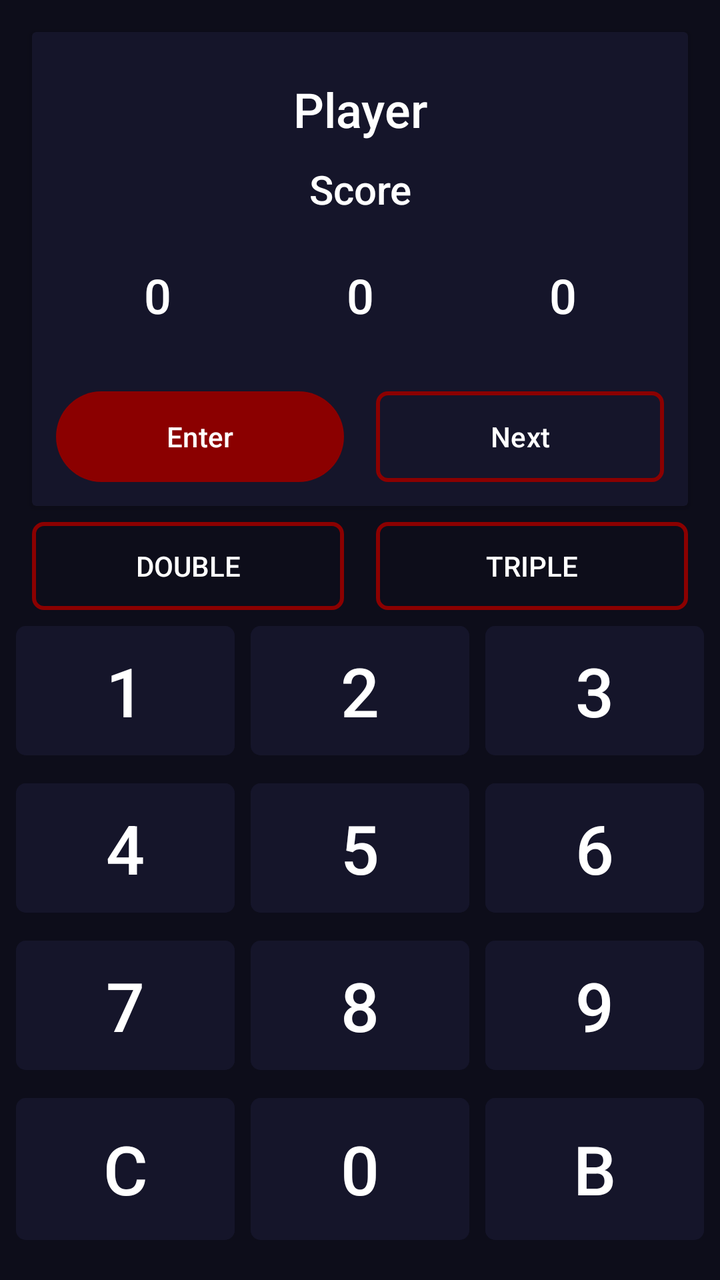
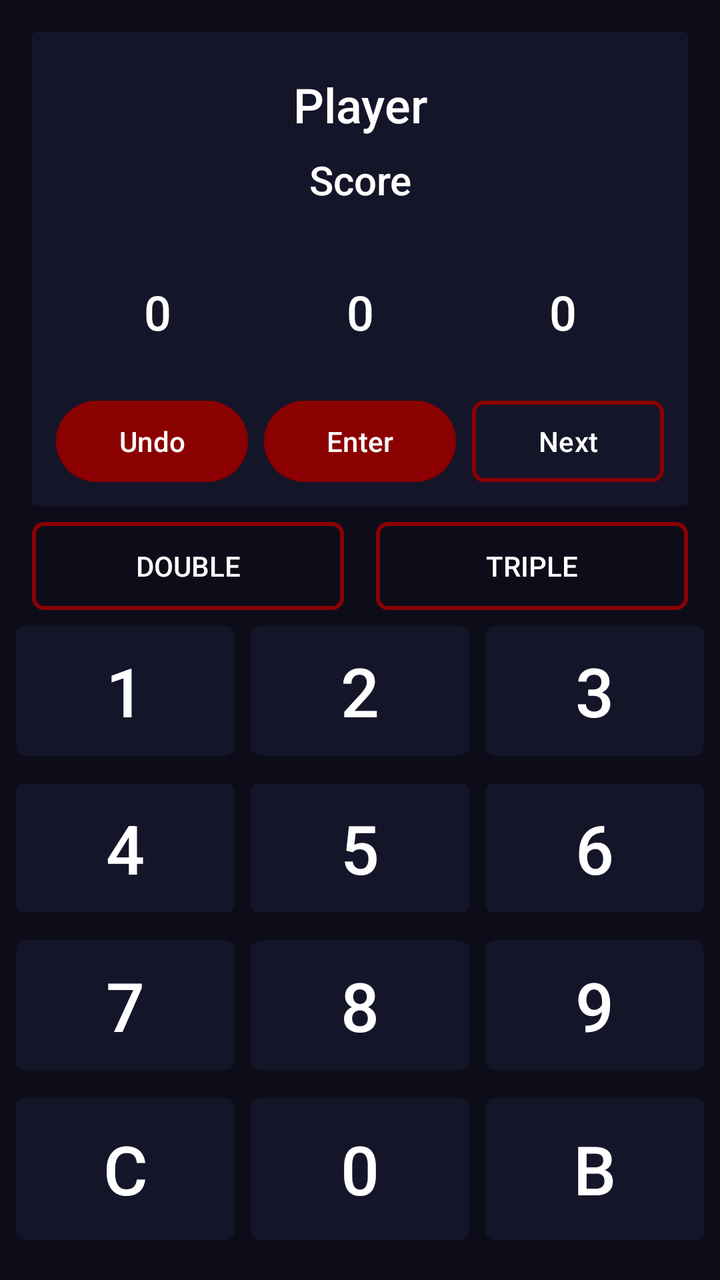

Before-and-after screenshots of an Android layout around one commit, followed by the original layout XML and the change that was made.
<!-- AndroidManifest.xml: application theme Theme.Darts -->
<!-- res/layout/activity_counter_screen.xml -->
<?xml version="1.0" encoding="utf-8"?>
<LinearLayout xmlns:android="http://schemas.android.com/apk/res/android"
    xmlns:app="http://schemas.android.com/apk/res-auto"
    xmlns:tools="http://schemas.android.com/tools"
    android:id="@+id/main"
    android:layout_width="match_parent"
    android:layout_height="match_parent"
    android:orientation="vertical"
    tools:context=".CounterScreen">

    <androidx.cardview.widget.CardView
        android:layout_width="match_parent"
        android:layout_height="0dp"
        android:layout_weight="38"
        android:layout_marginStart="16dp"
        android:layout_marginEnd="16dp"
        android:layout_marginTop="16dp"
        app:cardBackgroundColor="#15152A">

        <LinearLayout
            android:layout_width="match_parent"
            android:layout_height="match_parent"
            android:orientation="vertical"
            android:padding="12dp">

            <TextView
                android:id="@+id/tvPlayer"
                android:layout_width="match_parent"
                android:layout_height="0dp"
                android:layout_weight="2"
                android:gravity="center"
                android:text="Player"
                android:textSize="24sp" />

            <TextView
                android:id="@+id/tvScore"
                android:layout_width="match_parent"
                android:layout_height="0dp"
                android:layout_weight="1"
                android:gravity="center"
                android:text="Score"
                android:textColor="#FFFFFF"
                android:textSize="20sp" />

            <LinearLayout
                android:layout_width="match_parent"
                android:layout_height="0dp"
                android:layout_weight="3"
                android:layout_gravity="center"
                android:orientation="horizontal">

                <TextView
                    android:id="@+id/throw1"
                    android:layout_width="0dp"
                    android:layout_height="match_parent"
                    android:layout_weight="1"
                    android:gravity="center"
                    android:text="0"
                    android:textSize="24sp" />

                <TextView
                    android:id="@+id/throw2"
                    android:layout_width="0dp"
                    android:layout_height="match_parent"
                    android:layout_weight="1"
                    android:gravity="center"
                    android:text="0"
                    android:textSize="24sp" />

                <TextView
                    android:id="@+id/throw3"
                    android:layout_width="0dp"
                    android:layout_height="match_parent"
                    android:layout_weight="1"
                    android:gravity="center"
                    android:text="0"
                    android:textSize="24sp" />

            </LinearLayout>

            <LinearLayout
                android:layout_width="match_parent"
                android:layout_height="0dp"
                android:layout_weight="2"
                android:orientation="horizontal"
                android:paddingTop="8dp">

                <Button
                    android:id="@+id/enterBtn"
                    android:layout_width="0dp"
                    android:layout_height="match_parent"
                    android:layout_weight="1"
                    android:layout_marginEnd="8dp"
                    android:background="@drawable/btn_next"
                    android:onClick="onEnterClick"
                    android:text="Enter"
                    android:textColor="@color/white"
                    app:backgroundTint="@null" />

                <Button
                    android:id="@+id/nextBtn"
                    android:layout_width="0dp"
                    android:layout_height="match_parent"
                    android:layout_weight="1"
                    android:layout_marginStart="8dp"
                    android:background="@drawable/btn_next"
                    android:enabled="false"
                    android:onClick="onNextClick"
                    android:text="Next"
                    android:textColor="@color/white"
                    app:backgroundTint="@null" />
            </LinearLayout>

        </LinearLayout>
    </androidx.cardview.widget.CardView>

    <LinearLayout
        android:layout_width="match_parent"
        android:layout_height="0dp"
        android:layout_weight="9"
        android:orientation="horizontal"
        android:paddingStart="16dp"
        android:paddingEnd="16dp"
        android:paddingTop="8dp"
        android:paddingBottom="4dp">

        <ToggleButton
            android:id="@+id/toggleDouble"
            android:layout_width="0dp"
            android:layout_height="match_parent"
            android:layout_weight="1"
            android:layout_marginEnd="8dp"
            android:textOn="Double"
            android:textOff="Double"
            android:background="@drawable/btn_toggle" />

        <ToggleButton
            android:id="@+id/toggleTriple"
            android:layout_width="0dp"
            android:layout_height="match_parent"
            android:layout_weight="1"
            android:layout_marginStart="8dp"
            android:textOn="Triple"
            android:textOff="Triple"
            android:background="@drawable/btn_toggle" />

    </LinearLayout>

    <LinearLayout
        android:layout_width="match_parent"
        android:layout_height="0dp"
        android:layout_weight="53"
        android:orientation="vertical"
        android:paddingStart="8dp"
        android:paddingEnd="8dp"
        android:paddingBottom="16dp">

        <LinearLayout
            android:layout_width="match_parent"
            android:layout_height="0dp"
            android:layout_weight="1"
            android:orientation="horizontal"
            android:paddingBottom="6dp">

            <Button
                android:id="@+id/input1"
                android:layout_width="0dp"
                android:layout_height="match_parent"
                android:layout_weight="1"
                android:layout_marginEnd="4dp"
                android:backgroundTint="#15152A"
                android:text="1"
                android:textColor="#FFFFFF"
                android:textSize="34sp"
                app:cornerRadius="5sp"
                app:toggleCheckedStateOnClick="true" />

            <Button
                android:id="@+id/input2"
                android:layout_width="0dp"
                android:layout_height="match_parent"
                android:layout_weight="1"
                android:layout_marginStart="4dp"
                android:layout_marginEnd="4dp"
                android:backgroundTint="#15152A"
                android:text="2"
                android:textColor="#FFFFFF"
                android:textSize="34sp"
                app:cornerRadius="5sp"
                app:toggleCheckedStateOnClick="true" />

            <Button
                android:id="@+id/input3"
                android:layout_width="0dp"
                android:layout_height="match_parent"
                android:layout_weight="1"
                android:layout_marginStart="4dp"
                android:backgroundTint="#15152A"
                android:text="3"
                android:textColor="#FFFFFF"
                android:textSize="34sp"
                app:cornerRadius="5sp"
                app:toggleCheckedStateOnClick="true" />
        </LinearLayout>

        <LinearLayout
            android:layout_width="match_parent"
            android:layout_height="0dp"
            android:layout_weight="1"
            android:orientation="horizontal"
            android:paddingBottom="6dp">

            <Button
                android:id="@+id/input4"
                android:layout_width="0dp"
                android:layout_height="match_parent"
                android:layout_weight="1"
                android:layout_marginEnd="4dp"
                android:backgroundTint="#15152A"
                android:text="4"
                android:textColor="#FFFFFF"
                android:textSize="34sp"
                app:cornerRadius="5sp"
                app:toggleCheckedStateOnClick="true" />

            <Button
                android:id="@+id/input5"
                android:layout_width="0dp"
                android:layout_height="match_parent"
                android:layout_weight="1"
                android:layout_marginStart="4dp"
                android:layout_marginEnd="4dp"
                android:backgroundTint="#15152A"
                android:text="5"
                android:textColor="#FFFFFF"
                android:textSize="34sp"
                app:cornerRadius="5sp"
                app:toggleCheckedStateOnClick="true" />

            <Button
                android:id="@+id/input6"
                android:layout_width="0dp"
                android:layout_height="match_parent"
                android:layout_weight="1"
                android:layout_marginStart="4dp"
                android:backgroundTint="#15152A"
                android:text="6"
                android:textColor="#FFFFFF"
                android:textSize="34sp"
                app:cornerRadius="5sp"
                app:toggleCheckedStateOnClick="true" />
        </LinearLayout>

        <LinearLayout
            android:layout_width="match_parent"
            android:layout_height="0dp"
            android:layout_weight="1"
            android:orientation="horizontal"
            android:paddingBottom="6dp">

            <Button
                android:id="@+id/input7"
                android:layout_width="0dp"
                android:layout_height="match_parent"
                android:layout_weight="1"
                android:layout_marginEnd="4dp"
                android:backgroundTint="#15152A"
                android:text="7"
                android:textColor="#FFFFFF"
                android:textSize="34sp"
                app:cornerRadius="5sp"
                app:toggleCheckedStateOnClick="true" />

            <Button
                android:id="@+id/input8"
                android:layout_width="0dp"
                android:layout_height="match_parent"
                android:layout_weight="1"
                android:layout_marginStart="4dp"
                android:layout_marginEnd="4dp"
                android:backgroundTint="#15152A"
                android:text="8"
                android:textColor="#FFFFFF"
                android:textSize="34sp"
                app:cornerRadius="5sp"
                app:toggleCheckedStateOnClick="true" />

            <Button
                android:id="@+id/input9"
                android:layout_width="0dp"
                android:layout_height="match_parent"
                android:layout_weight="1"
                android:layout_marginStart="4dp"
                android:backgroundTint="#15152A"
                android:text="9"
                android:textColor="#FFFFFF"
                android:textSize="34sp"
                app:cornerRadius="5sp"
                app:toggleCheckedStateOnClick="true" />
        </LinearLayout>

        <LinearLayout
            android:layout_width="match_parent"
            android:layout_height="0dp"
            android:layout_weight="1"
            android:orientation="horizontal">

            <Button
                android:id="@+id/inputC"
                android:layout_width="0dp"
                android:layout_height="match_parent"
                android:layout_weight="1"
                android:layout_marginEnd="4dp"
                android:backgroundTint="#15152A"
                android:text="C"
                android:textColor="#FFFFFF"
                android:textSize="34sp"
                app:cornerRadius="5sp"
                app:toggleCheckedStateOnClick="true" />

            <Button
                android:id="@+id/input0"
                android:layout_width="0dp"
                android:layout_height="match_parent"
                android:layout_weight="1"
                android:layout_marginStart="4dp"
                android:layout_marginEnd="4dp"
                android:backgroundTint="#15152A"
                android:text="0"
                android:textColor="#FFFFFF"
                android:textSize="34sp"
                app:cornerRadius="5sp"
                app:toggleCheckedStateOnClick="true" />

            <Button
                android:id="@+id/inputB"
                android:layout_width="0dp"
                android:layout_height="match_parent"
                android:layout_weight="1"
                android:layout_marginStart="4dp"
                android:backgroundTint="#15152A"
                android:text="B"
                android:textColor="#FFFFFF"
                android:textSize="34sp"
                app:cornerRadius="5sp"
                app:toggleCheckedStateOnClick="true" />
        </LinearLayout>

    </LinearLayout>

</LinearLayout>
<!-- resources referenced by this layout -->
<resources>
  <color name="white">#FFFFFFFF</color>
  <!-- drawable btn_next (drawable) -->
  <?xml version="1.0" encoding="utf-8"?>
  <selector xmlns:android="http://schemas.android.com/apk/res/android">
      <item android:state_enabled="true">
          <shape>
              <solid android:color="#8B0000"/>
              <corners android:radius="30dp"/>
          </shape>
      </item>
      <item>
          <shape>
              <solid android:color="@android:color/transparent"/>
              <stroke android:width="2dp" android:color="#8B0000"/>
              <corners android:radius="5dp"/>
          </shape>
      </item>
  </selector>
  <!-- drawable btn_toggle (drawable) -->
  <?xml version="1.0" encoding="utf-8"?>
  <selector xmlns:android="http://schemas.android.com/apk/res/android">
      <item android:state_checked="true">
          <shape>
              <solid android:color="#8B0000"/>
              <corners android:radius="5dp"/>
          </shape>
      </item>
      <item>
          <shape>
              <solid android:color="@android:color/transparent"/>
              <stroke android:width="2dp" android:color="#8B0000"/>
              <corners android:radius="5dp"/>
          </shape>
      </item>
  </selector>
  <style name="Theme.Darts" parent="Base.Theme.Darts" />
  <style name="Base.Theme.Darts" parent="Theme.Material3.DayNight.NoActionBar">
          
          
          <item name="android:windowBackground">#0d0d1a</item>
          <item name="android:statusBarColor">#0d0d1a</item>
          <item name="colorPrimary">#6A0303</item>
          <item name="colorPrimaryDark">#0d0d1a</item>
          <item name="android:textColor">#ffffff</item>
          <item name="android:fontFamily">sans-serif-medium</item>
      </style>
</resources>

<!-- the commit's change to res/layout/activity_counter_screen.xml (unified diff, before → after) -->
@@ -42,6 +42,14 @@
                 android:textColor="#FFFFFF"
                 android:textSize="20sp" />
 
+            <TextView
+                android:id="@+id/tvTip"
+                android:layout_width="match_parent"
+                android:layout_height="wrap_content"
+                android:gravity="center"
+                android:textColor="#AAAAAA"
+                android:textSize="14sp" />
+
             <LinearLayout
                 android:layout_width="match_parent"
                 android:layout_height="0dp"
@@ -86,13 +94,24 @@
                 android:paddingTop="8dp">
 
                 <Button
+                    android:id="@+id/undoBtn"
+                    android:layout_width="0dp"
+                    android:layout_height="match_parent"
+                    android:layout_weight="1"
+                    android:layout_marginEnd="4dp"
+                    android:background="@drawable/btn_next"
+                    android:text="Undo"
+                    android:textColor="@color/white"
+                    app:backgroundTint="@null" />
+
+                <Button
                     android:id="@+id/enterBtn"
                     android:layout_width="0dp"
                     android:layout_height="match_parent"
                     android:layout_weight="1"
-                    android:layout_marginEnd="8dp"
+                    android:layout_marginStart="4dp"
+                    android:layout_marginEnd="4dp"
                     android:background="@drawable/btn_next"
-                    android:onClick="onEnterClick"
                     android:text="Enter"
                     android:textColor="@color/white"
                     app:backgroundTint="@null" />
@@ -102,10 +121,9 @@
                     android:layout_width="0dp"
                     android:layout_height="match_parent"
                     android:layout_weight="1"
-                    android:layout_marginStart="8dp"
+                    android:layout_marginStart="4dp"
                     android:background="@drawable/btn_next"
                     android:enabled="false"
-                    android:onClick="onNextClick"
                     android:text="Next"
                     android:textColor="@color/white"
                     app:backgroundTint="@null" />
